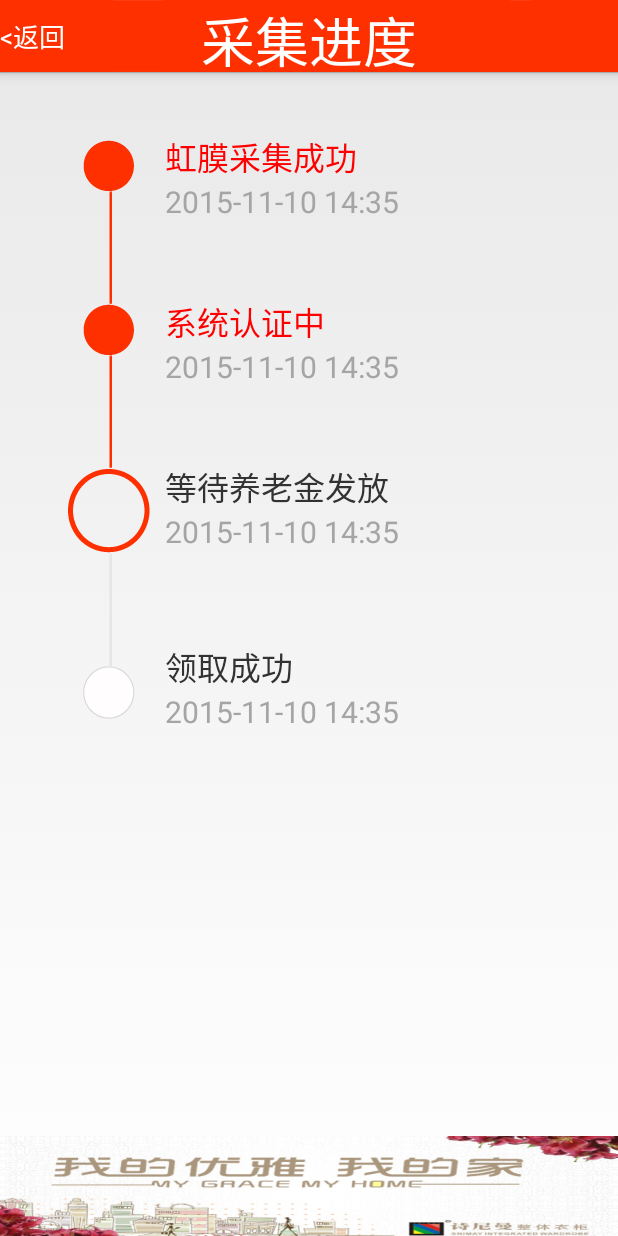
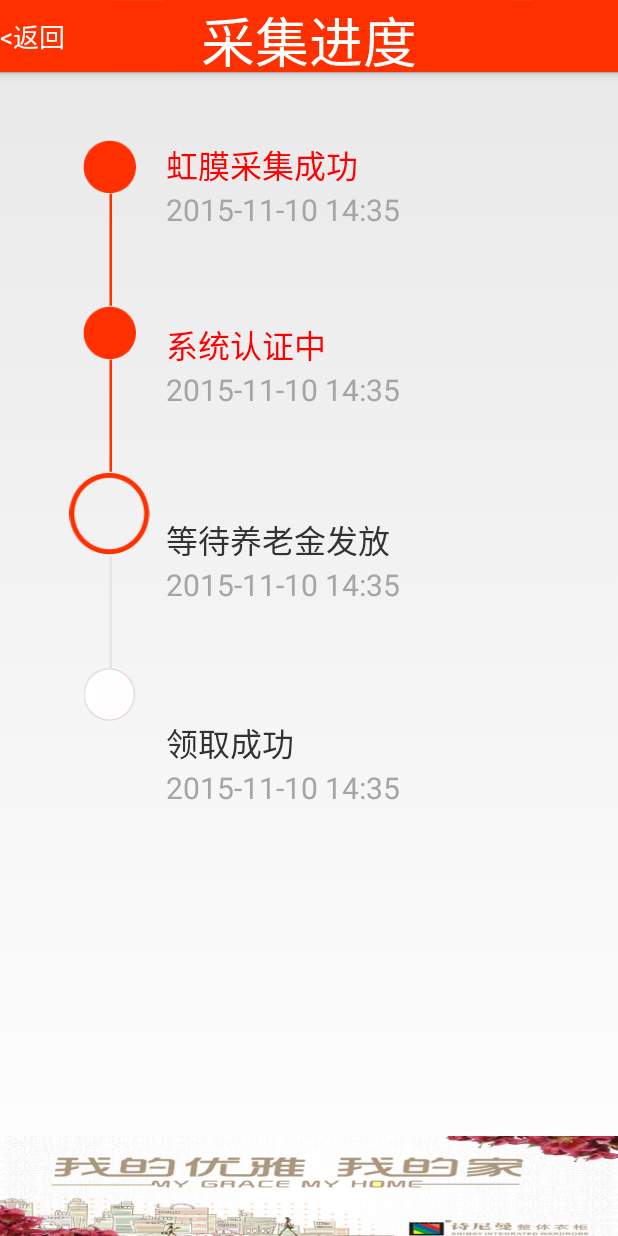
Before and after one commit to JacksonMich/HongMo, an Android app: the ProgressActivity screen opened directly, with no data from a screen before it, on a phone screen of 412 x 824 dp. Run offline under Robolectric (Android 15) with nearby library versions, the phone set to English and light mode, and no system bars.

Commit message:
发放进度对齐了文字和图标，领取状态部分细节

```diff
--- a/app/src/main/res/layout/getfailed_layout.xml
+++ b/app/src/main/res/layout/getfailed_layout.xml
@@ -38,10 +38,10 @@
             >
 
             <TextView
-                android:layout_width="80dp"
+                android:layout_width="90dp"
                 android:layout_height="wrap_content"
                 android:layout_gravity="center_vertical"
-                android:text="失 败 原 因:"
+                android:text="失败原因:"
                 android:textScaleX="1"
                 android:textSize="30px"
                 />
--- a/app/src/main/res/layout/getsuccess_layout.xml
+++ b/app/src/main/res/layout/getsuccess_layout.xml
@@ -39,10 +39,10 @@
             >
 
             <TextView
-                android:layout_width="80dp"
+                android:layout_width="90dp"
                 android:layout_height="wrap_content"
                 android:layout_gravity="center_vertical"
-                android:text="领 取 金 额:"
+                android:text="领取金额:"
                 android:textScaleX="1"
                 android:textSize="30px"
                 />
--- a/app/src/main/res/layout/progress.xml
+++ b/app/src/main/res/layout/progress.xml
@@ -13,8 +13,8 @@
 
         <ImageView
             android:id="@+id/p_imageview1"
-            android:layout_width="wrap_content"
-            android:layout_height="wrap_content"
+            android:layout_width="35dp"
+            android:layout_height="35dp"
             android:src="@mipmap/yuan1"
             android:layout_marginLeft="10dp"
             />
@@ -30,8 +30,8 @@
             />
         <ImageView
             android:id="@+id/p_imageview3"
-            android:layout_width="wrap_content"
-            android:layout_height="wrap_content"
+            android:layout_width="35dp"
+            android:layout_height="35dp"
             android:layout_marginLeft="10dp"
             android:layout_below="@+id/p_imageview2"
             android:src="@mipmap/yuan1"/>
@@ -47,8 +47,8 @@
         <ImageView
             android:id="@+id/p_imageview5"
             android:layout_below="@+id/p_imageview4"
-            android:layout_width="wrap_content"
-            android:layout_height="wrap_content"
+            android:layout_width="55dp"
+            android:layout_height="55dp"
             android:src="@mipmap/yuan2"/>
         <ImageView
             android:id="@+id/p_imageview6"
@@ -62,13 +62,13 @@
         <ImageView
             android:id="@+id/p_imageview7"
             android:layout_marginLeft="10dp"
-            android:layout_width="wrap_content"
-            android:layout_height="wrap_content"
+            android:layout_width="35dp"
+            android:layout_height="35dp"
             android:layout_below="@+id/p_imageview6"
             android:src="@mipmap/yuan3"/>
     </RelativeLayout>
     <RelativeLayout
-        android:layout_marginTop="40dp"
+        android:layout_marginTop="45dp"
         android:layout_toRightOf="@+id/p_R1"
         android:layout_marginLeft="10dp"
         android:layout_width="wrap_content"
@@ -96,7 +96,7 @@
         <LinearLayout
             android:id="@+id/p_l2"
             android:layout_below="@+id/p_l1"
-            android:layout_marginTop="50dp"
+            android:layout_marginTop="60dp"
             android:layout_width="wrap_content"
             android:layout_height="wrap_content"
             android:orientation="vertical">
@@ -117,7 +117,7 @@
         <LinearLayout
             android:id="@+id/p_l3"
             android:layout_below="@+id/p_l2"
-            android:layout_marginTop="50dp"
+            android:layout_marginTop="70dp"
             android:layout_width="wrap_content"
             android:layout_height="wrap_content"
             android:orientation="vertical">
@@ -137,7 +137,7 @@
         <LinearLayout
             android:id="@+id/p_l4"
             android:layout_below="@+id/p_l3"
-            android:layout_marginTop="60dp"
+            android:layout_marginTop="75dp"
             android:layout_width="wrap_content"
             android:layout_height="wrap_content"
             android:orientation="vertical">
```
